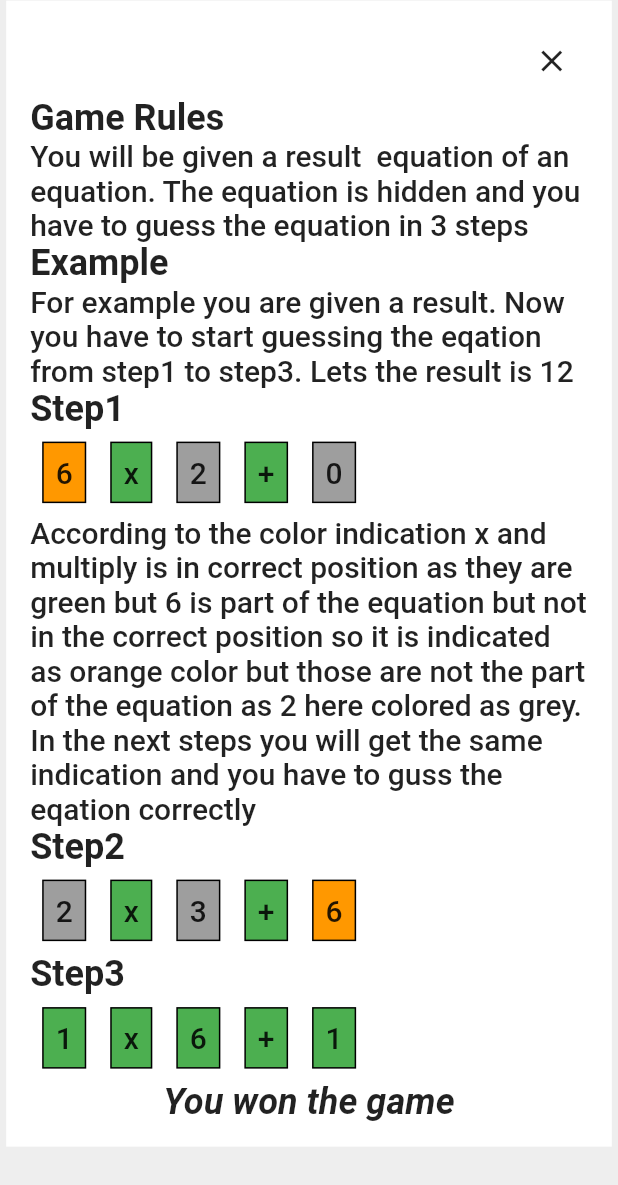
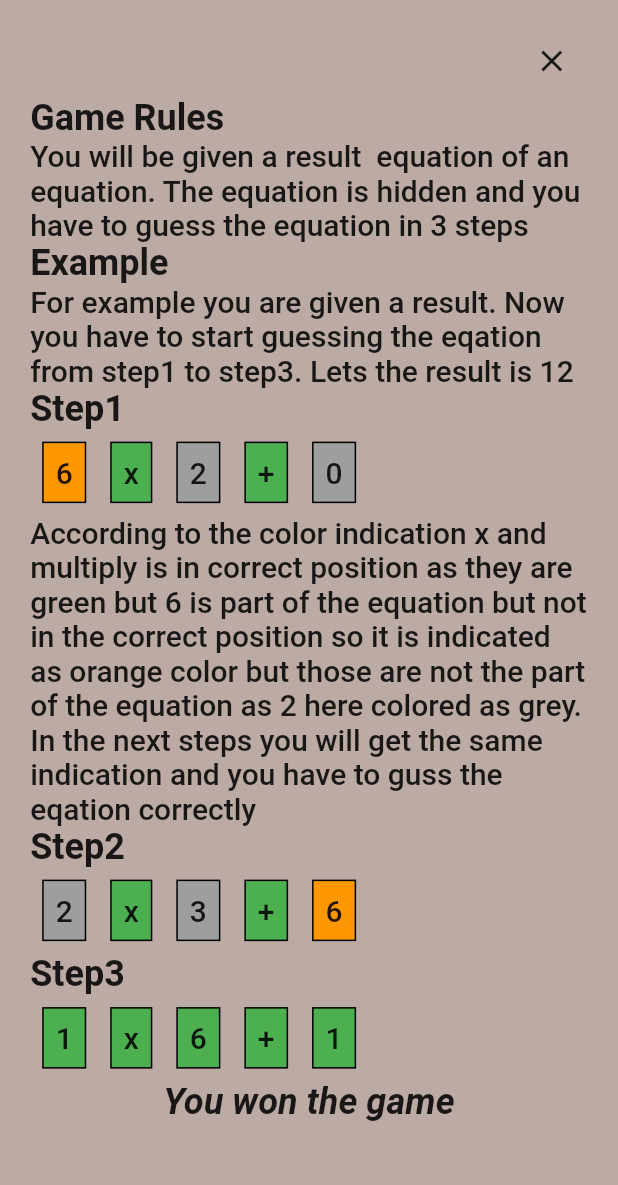
Before and after one commit to sabirklm/BODMAS-GAME, a Flutter app: the RulesPage screen opened directly, on a phone screen of 412 x 824 dp. Shown: the top 1185 px of the screen. Run offline on Flutter 3.47's test engine with Material 2 defaults, Android fonts, the phone set to English and light mode, and no system bars; our stand-ins replace confetti, firebase_analytics, firebase_core, get, math_expressions; accounts and stored records are empty.

Commit message:
theme bug fix

```diff
--- a/lib/pages/rules_page.dart
+++ b/lib/pages/rules_page.dart
@@ -9,7 +9,7 @@ class RulesPage extends StatelessWidget {
     double width = MediaQuery.of(context).size.width;
     // double height = MediaQuery.of(context).size.height;
     return Scaffold(
-      backgroundColor: Colors.grey.shade200,
+      backgroundColor: Theme.of(context).backgroundColor,
       body: SingleChildScrollView(
         child: Container(
           margin: EdgeInsets.fromLTRB(
@@ -18,7 +18,6 @@ class RulesPage extends StatelessWidget {
             width * 0.01,
             width * 0.01,
           ),
-          color: Colors.white,
           padding: const EdgeInsets.all(16),
           child: Column(
             children: [
```
